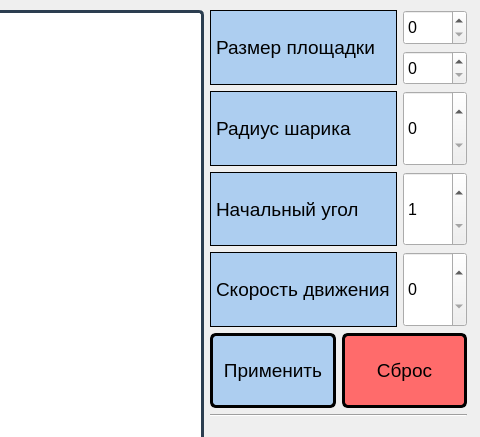
Above: mainwindow.ui from Ak1-AleX/OOP_CourseWork_3rd_Semester before the change; both pictures show x 320 to 800 and y 0 to 437 of the 800 by 600 pixel window. Below: the same form after it.
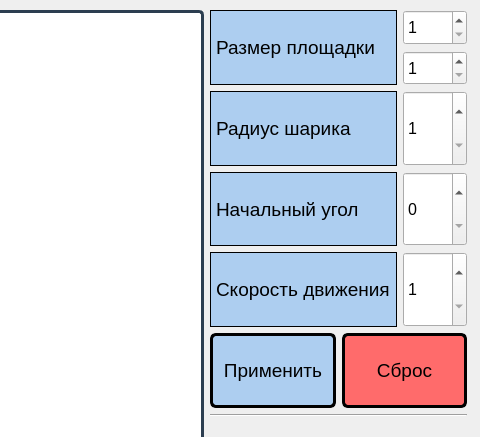
That is the form after the change.

Diff of the .ui file:
```diff
--- a/mainwindow.ui
+++ b/mainwindow.ui
@@ -121,7 +121,7 @@
                 </font>
                </property>
                <property name="minimum">
-                <number>0</number>
+                <number>1</number>
                </property>
                <property name="maximum">
                 <number>9999</number>
@@ -141,6 +141,9 @@
                  <pointsize>12</pointsize>
                 </font>
                </property>
+               <property name="minimum">
+                <number>1</number>
+               </property>
               </widget>
              </item>
             </layout>
@@ -189,7 +192,7 @@
               </font>
              </property>
              <property name="minimum">
-              <number>0</number>
+              <number>1</number>
              </property>
              <property name="maximum">
               <number>9999</number>
@@ -240,7 +243,7 @@
               </font>
              </property>
              <property name="minimum">
-              <number>1</number>
+              <number>0</number>
              </property>
              <property name="maximum">
               <number>9999</number>
@@ -291,7 +294,7 @@
               </font>
              </property>
              <property name="minimum">
-              <number>0</number>
+              <number>1</number>
              </property>
              <property name="maximum">
               <number>9999</number>
```
Left out of the diff: 22 changed lines with no effect on the pictures. Lines whose indentation alone changed are shown as unchanged.
